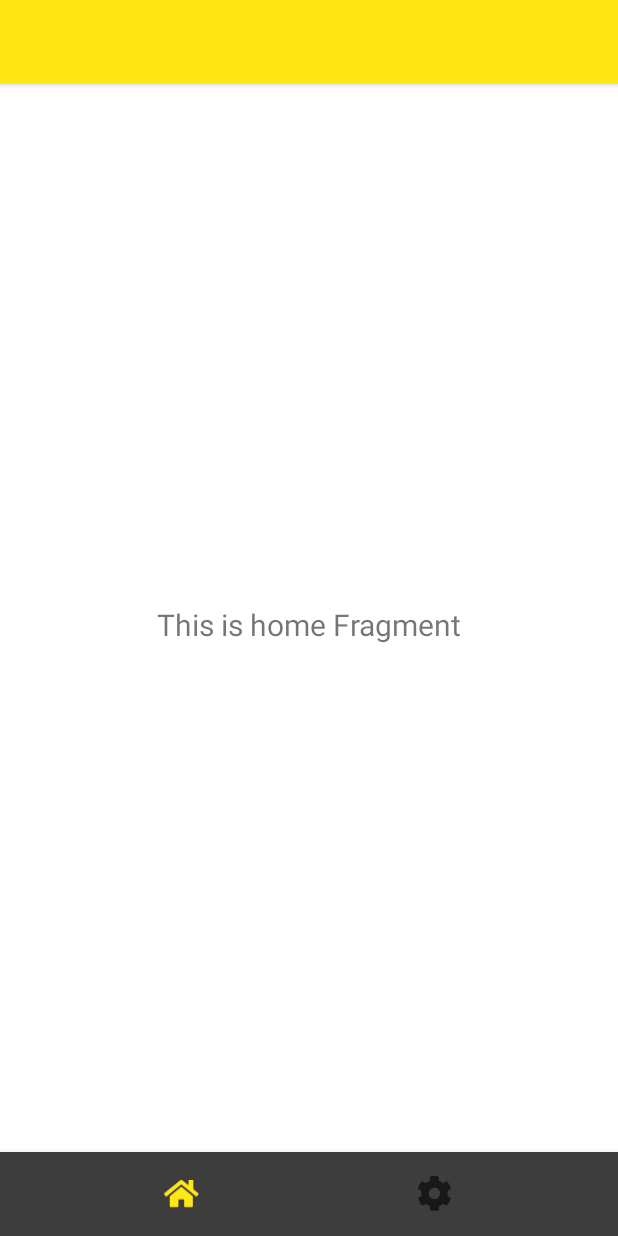
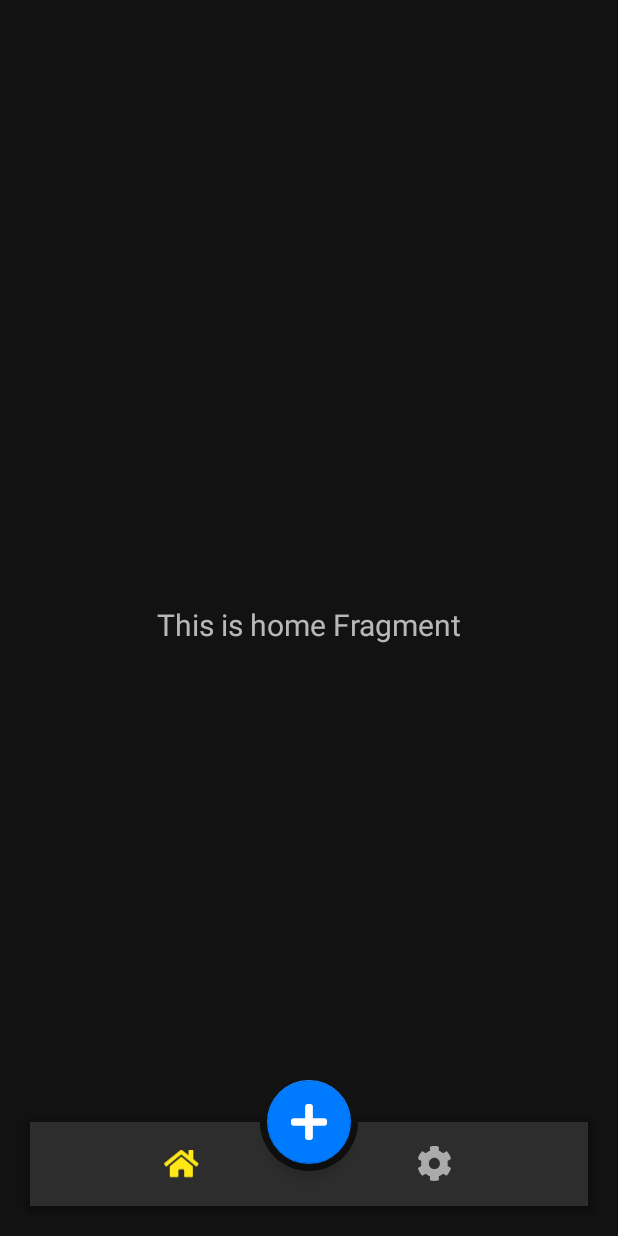
Before and after one commit to tynkovski/ProfNotes, an Android app: the screen it shows after launch (MainActivity), on a phone screen of 412 x 824 dp. Run offline under Robolectric (Android 15) with nearby library versions, the phone set to English and light mode, and no system bars; our stand-ins replace navigation-ui.

Commit message:
Presentation layer. Additionally I tried to create bottom app bar.

```diff
--- a/app/src/main/AndroidManifest.xml
+++ b/app/src/main/AndroidManifest.xml
@@ -11,7 +11,7 @@
         android:theme="@style/Theme.ProfNotes">
 
         <activity
-            android:name=".SplashScreen"
+            android:name=".presentation.SplashScreen"
             android:theme="@style/Theme.SplashScreen"
             android:exported="true"
             android:label="@string/app_name" >
@@ -22,7 +22,7 @@
         </activity>
 
         <activity
-            android:name=".MainActivity"
+            android:name=".presentation.main.MainActivity"
             android:exported="true">
         </activity>
     </application>
--- a/app/src/main/java/com/tynkovski/android/profnotes/SplashScreen.kt
+++ b/app/src/main/java/com/tynkovski/android/profnotes/presentation/SplashScreen.kt
@@ -1,9 +1,10 @@
-package com.tynkovski.android.profnotes
+package com.tynkovski.android.profnotes.presentation
 
 import android.annotation.SuppressLint
 import android.content.Intent
 import androidx.appcompat.app.AppCompatActivity
 import android.os.Bundle
+import com.tynkovski.android.profnotes.presentation.main.MainActivity
 
 @SuppressLint("CustomSplashScreen")
 class SplashScreen : AppCompatActivity() {
--- a/app/src/main/java/com/tynkovski/android/profnotes/ui/preferences/PreferencesFragment.kt
+++ b/app/src/main/java/com/tynkovski/android/profnotes/presentation/fragments/home/HomeFragment.kt
@@ -1,4 +1,4 @@
-package com.tynkovski.android.profnotes.ui.preferences
+package com.tynkovski.android.profnotes.presentation.fragments.home
 
 import android.os.Bundle
 import android.view.LayoutInflater
@@ -7,11 +7,11 @@ import android.view.ViewGroup
 import android.widget.TextView
 import androidx.fragment.app.Fragment
 import androidx.lifecycle.ViewModelProvider
-import com.tynkovski.android.profnotes.databinding.FragmentPreferencesBinding
+import com.tynkovski.android.profnotes.databinding.FragmentHomeBinding
 
-class PreferencesFragment : Fragment() {
+class HomeFragment : Fragment() {
 
-    private var _binding: FragmentPreferencesBinding? = null
+    private var _binding: FragmentHomeBinding? = null
     private val binding get() = _binding!!
 
     override fun onCreateView(
@@ -19,14 +19,14 @@ class PreferencesFragment : Fragment() {
         container: ViewGroup?,
         savedInstanceState: Bundle?
     ): View {
-        val preferencesViewModel =
-            ViewModelProvider(this).get(PreferencesViewModel::class.java)
+        val homeViewModel =
+            ViewModelProvider(this).get(HomeViewModel::class.java)
 
-        _binding = FragmentPreferencesBinding.inflate(inflater, container, false)
+        _binding = FragmentHomeBinding.inflate(inflater, container, false)
         val root: View = binding.root
 
-        val textView: TextView = binding.textPreferences
-        preferencesViewModel.text.observe(viewLifecycleOwner) {
+        val textView: TextView = binding.textHome
+        homeViewModel.text.observe(viewLifecycleOwner) {
             textView.text = it
         }
         return root
--- a/app/src/main/java/com/tynkovski/android/profnotes/ui/preferences/PreferencesViewModel.kt
+++ b/app/src/main/java/com/tynkovski/android/profnotes/presentation/fragments/home/HomeViewModel.kt
@@ -1,13 +1,13 @@
-package com.tynkovski.android.profnotes.ui.preferences
+package com.tynkovski.android.profnotes.presentation.fragments.home
 
 import androidx.lifecycle.LiveData
 import androidx.lifecycle.MutableLiveData
 import androidx.lifecycle.ViewModel
 
-class PreferencesViewModel : ViewModel() {
+class HomeViewModel : ViewModel() {
 
     private val _text = MutableLiveData<String>().apply {
-        value = "This is preferences Fragment"
+        value = "This is home Fragment"
     }
     val text: LiveData<String> = _text
 }
--- a/app/src/main/java/com/tynkovski/android/profnotes/ui/home/HomeFragment.kt
+++ b/app/src/main/java/com/tynkovski/android/profnotes/presentation/fragments/preferences/PreferencesFragment.kt
@@ -1,4 +1,4 @@
-package com.tynkovski.android.profnotes.ui.home
+package com.tynkovski.android.profnotes.presentation.fragments.preferences
 
 import android.os.Bundle
 import android.view.LayoutInflater
@@ -7,11 +7,11 @@ import android.view.ViewGroup
 import android.widget.TextView
 import androidx.fragment.app.Fragment
 import androidx.lifecycle.ViewModelProvider
-import com.tynkovski.android.profnotes.databinding.FragmentHomeBinding
+import com.tynkovski.android.profnotes.databinding.FragmentPreferencesBinding
 
-class HomeFragment : Fragment() {
+class PreferencesFragment : Fragment() {
 
-    private var _binding: FragmentHomeBinding? = null
+    private var _binding: FragmentPreferencesBinding? = null
     private val binding get() = _binding!!
 
     override fun onCreateView(
@@ -19,14 +19,14 @@ class HomeFragment : Fragment() {
         container: ViewGroup?,
         savedInstanceState: Bundle?
     ): View {
-        val homeViewModel =
-            ViewModelProvider(this).get(HomeViewModel::class.java)
+        val preferencesViewModel =
+            ViewModelProvider(this).get(PreferencesViewModel::class.java)
 
-        _binding = FragmentHomeBinding.inflate(inflater, container, false)
+        _binding = FragmentPreferencesBinding.inflate(inflater, container, false)
         val root: View = binding.root
 
-        val textView: TextView = binding.textHome
-        homeViewModel.text.observe(viewLifecycleOwner) {
+        val textView: TextView = binding.textPreferences
+        preferencesViewModel.text.observe(viewLifecycleOwner) {
             textView.text = it
         }
         return root
--- a/app/src/main/java/com/tynkovski/android/profnotes/ui/home/HomeViewModel.kt
+++ b/app/src/main/java/com/tynkovski/android/profnotes/presentation/fragments/preferences/PreferencesViewModel.kt
@@ -1,13 +1,13 @@
-package com.tynkovski.android.profnotes.ui.home
+package com.tynkovski.android.profnotes.presentation.fragments.preferences
 
 import androidx.lifecycle.LiveData
 import androidx.lifecycle.MutableLiveData
 import androidx.lifecycle.ViewModel
 
-class HomeViewModel : ViewModel() {
+class PreferencesViewModel : ViewModel() {
 
     private val _text = MutableLiveData<String>().apply {
-        value = "This is home Fragment"
+        value = "This is preferences Fragment"
     }
     val text: LiveData<String> = _text
 }
--- a/app/src/main/java/com/tynkovski/android/profnotes/MainActivity.kt
+++ b/app/src/main/java/com/tynkovski/android/profnotes/presentation/main/MainActivity.kt
@@ -1,9 +1,10 @@
-package com.tynkovski.android.profnotes
+package com.tynkovski.android.profnotes.presentation.main
 
 import android.os.Bundle
 import androidx.appcompat.app.AppCompatActivity
 import androidx.navigation.findNavController
 import androidx.navigation.ui.setupWithNavController
+import com.tynkovski.android.profnotes.R
 import com.tynkovski.android.profnotes.databinding.ActivityMainBinding
 
 class MainActivity : AppCompatActivity() {
--- /dev/null
+++ b/app/src/main/res/drawable/rounded_corners.xml
@@ -0,0 +1,5 @@
+<?xml version="1.0" encoding="utf-8"?>
+<shape xmlns:android="http://schemas.android.com/apk/res/android">
+    <solid android:color="@color/gray_3d" />
+    <corners android:radius="27dp" />
+</shape>
--- a/app/src/main/res/layout/activity_main.xml
+++ b/app/src/main/res/layout/activity_main.xml
@@ -1,23 +1,9 @@
 <?xml version="1.0" encoding="utf-8"?>
-<androidx.constraintlayout.widget.ConstraintLayout xmlns:android="http://schemas.android.com/apk/res/android"
+<androidx.coordinatorlayout.widget.CoordinatorLayout xmlns:android="http://schemas.android.com/apk/res/android"
     xmlns:app="http://schemas.android.com/apk/res-auto"
     android:id="@+id/container"
     android:layout_width="match_parent"
     android:layout_height="match_parent">
-
-    <com.google.android.material.appbar.AppBarLayout
-        android:fitsSystemWindows="true"
-        android:id="@+id/appBarLayout"
-        android:layout_width="match_parent"
-        android:layout_height="wrap_content"
-        app:layout_constraintEnd_toEndOf="parent"
-        app:layout_constraintStart_toStartOf="@+id/navigationHost"
-        app:layout_constraintTop_toTopOf="parent">
-
-        <com.google.android.material.appbar.MaterialToolbar
-            android:layout_width="match_parent"
-            android:layout_height="wrap_content" />
-    </com.google.android.material.appbar.AppBarLayout>
 
     <fragment
         android:id="@+id/navigationHost"
@@ -25,22 +11,36 @@
         android:layout_width="match_parent"
         android:layout_height="match_parent"
         app:defaultNavHost="true"
-        app:layout_constraintBottom_toTopOf="@id/bottomNavigation"
-        app:layout_constraintLeft_toLeftOf="parent"
-        app:layout_constraintRight_toRightOf="parent"
-        app:layout_constraintTop_toBottomOf="@+id/appBarLayout"
         app:navGraph="@navigation/mobile_navigation" />
 
-    <com.google.android.material.bottomnavigation.BottomNavigationView
-        android:id="@+id/bottomNavigation"
-        style="@style/ProfsoftNavigation"
-        android:layout_width="0dp"
+    <com.google.android.material.bottomappbar.BottomAppBar
+        android:id="@+id/bottomAppBarTag"
+        android:layout_width="match_parent"
         android:layout_height="wrap_content"
-        android:layout_marginStart="0dp"
-        android:layout_marginEnd="0dp"
-        app:layout_constraintBottom_toBottomOf="parent"
-        app:layout_constraintLeft_toLeftOf="parent"
-        app:layout_constraintRight_toRightOf="parent"
-        app:menu="@menu/bottom_nav_menu" />
+        android:layout_gravity="bottom"
+        android:layout_margin="20dp"
+        android:background="@android:color/transparent"
+        app:contentInsetStart="0dp"
+        app:fabCradleRoundedCornerRadius="0dp">
 
-</androidx.constraintlayout.widget.ConstraintLayout>
+        <com.google.android.material.bottomnavigation.BottomNavigationView
+            android:id="@+id/bottomNavigation"
+            android:background="@android:color/transparent"
+            style="@style/ProfsoftNavigation"
+            android:layout_width="match_parent"
+            android:layout_height="wrap_content"
+            android:foregroundTint="@color/black"
+            app:menu="@menu/bottom_nav_menu" >
+
+        </com.google.android.material.bottomnavigation.BottomNavigationView>
+
+    </com.google.android.material.bottomappbar.BottomAppBar>
+
+    <com.google.android.material.floatingactionbutton.FloatingActionButton
+        android:id="@+id/fabTag"
+        android:layout_width="wrap_content"
+        android:layout_height="wrap_content"
+        android:src="@drawable/ic_profsoft_plus"
+        app:layout_anchor="@id/bottomAppBarTag" />
+
+</androidx.coordinatorlayout.widget.CoordinatorLayout>
--- a/app/src/main/res/layout/fragment_home.xml
+++ b/app/src/main/res/layout/fragment_home.xml
@@ -4,7 +4,7 @@
     xmlns:tools="http://schemas.android.com/tools"
     android:layout_width="match_parent"
     android:layout_height="match_parent"
-    tools:context=".ui.home.HomeFragment">
+    tools:context=".presentation.fragments.home.HomeFragment">
 
     <TextView
         android:id="@+id/text_home"
--- a/app/src/main/res/layout/fragment_preferences.xml
+++ b/app/src/main/res/layout/fragment_preferences.xml
@@ -4,7 +4,7 @@
     xmlns:tools="http://schemas.android.com/tools"
     android:layout_width="match_parent"
     android:layout_height="match_parent"
-    tools:context=".ui.preferences.PreferencesFragment">
+    tools:context=".presentation.fragments.preferences.PreferencesFragment">
 
     <TextView
         android:id="@+id/text_preferences"
--- a/app/src/main/res/navigation/mobile_navigation.xml
+++ b/app/src/main/res/navigation/mobile_navigation.xml
@@ -7,13 +7,13 @@
 
     <fragment
         android:id="@+id/navigation_home"
-        android:name="com.tynkovski.android.profnotes.ui.home.HomeFragment"
+        android:name="com.tynkovski.android.profnotes.presentation.fragments.home.HomeFragment"
         android:label="@string/title_home"
         tools:layout="@layout/fragment_home" />
 
     <fragment
         android:id="@+id/navigation_preferences"
-        android:name="com.tynkovski.android.profnotes.ui.preferences.PreferencesFragment"
+        android:name="com.tynkovski.android.profnotes.presentation.fragments.preferences.PreferencesFragment"
         android:label="@string/title_preferences"
         tools:layout="@layout/fragment_preferences" />
 </navigation>
--- a/app/src/main/res/values/styles.xml
+++ b/app/src/main/res/values/styles.xml
@@ -1,14 +1,15 @@
 <?xml version="1.0" encoding="utf-8"?>
-<resources xmlns:app="http://schemas.android.com/apk/res-auto">
+<resources>
+
     <style name="ProfsoftNavigation" parent="Widget.Design.BottomNavigationView">
-        <item name="android:background">
-            @color/gray_3d
-        </item>
         <item name="labelVisibilityMode">
             unlabeled
         </item>
-        <item name="itemTextColor">
-            @color/yellow
+        <item name="elevation">
+            0dp
+        </item>
+        <item name="android:background">
+            @android:color/transparent
         </item>
     </style>
 </resources>
--- a/app/src/main/res/values/themes.xml
+++ b/app/src/main/res/values/themes.xml
@@ -1,6 +1,6 @@
 <resources xmlns:tools="http://schemas.android.com/tools">
     <!-- Base application theme. -->
-    <style name="Theme.ProfNotes" parent="Theme.MaterialComponents.Light.NoActionBar">
+    <style name="Theme.ProfNotes" parent="Theme.MaterialComponents.NoActionBar">
         <!-- Primary brand color. -->
         <item name="colorPrimary">@color/yellow</item>
         <item name="colorPrimaryVariant">@color/yellow</item>
```
